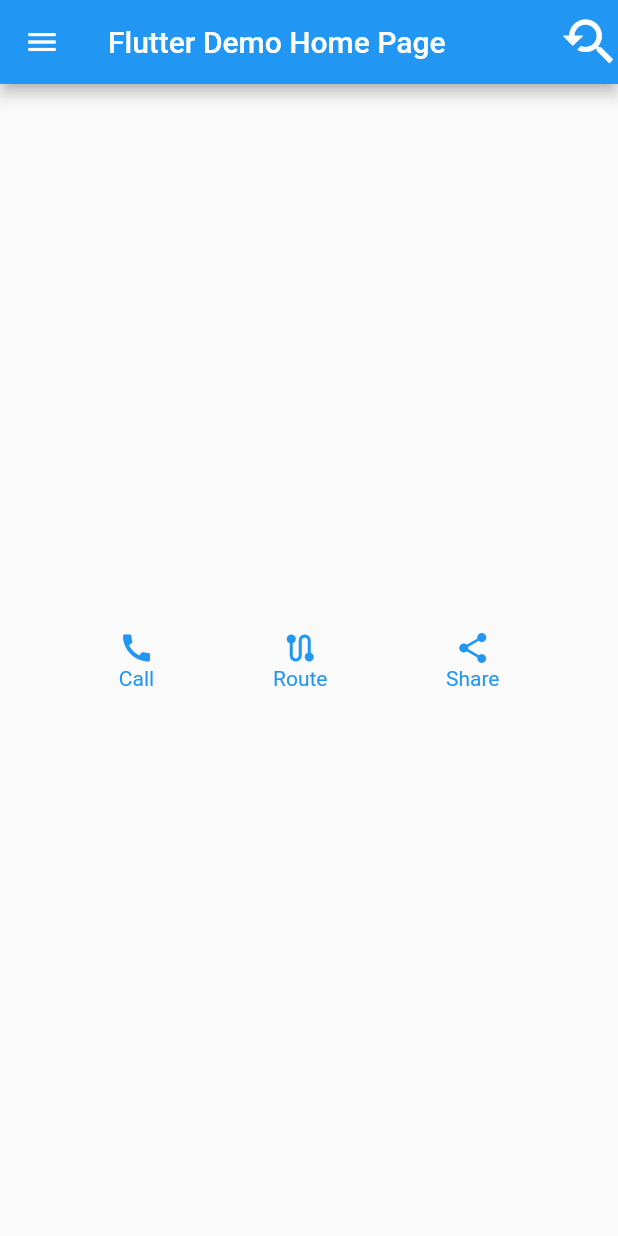
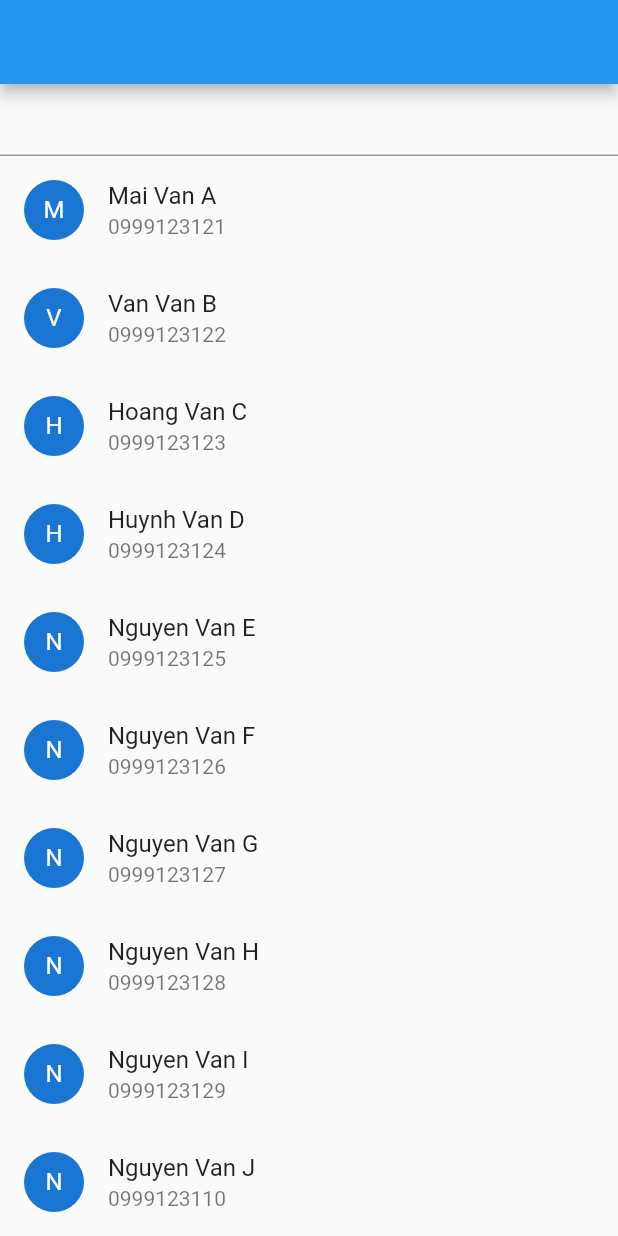
Before and after one commit to bubupro9x/flutter_lab_vcb, a Flutter app: the screen it shows after launch, on a phone screen of 412 x 824 dp. Run offline on Flutter 3.47's test engine with Material 2 defaults, Android fonts, the phone set to English and light mode, and no system bars.

```diff
--- /dev/null
+++ b/lab3/lib/example_listile.dart
@@ -0,0 +1,94 @@
+import 'dart:async';
+
+import 'package:flutter/material.dart';
+
+class ContactExample extends StatefulWidget {
+  const ContactExample({Key? key}) : super(key: key);
+
+  @override
+  _ContactExampleState createState() => _ContactExampleState();
+}
+
+class _ContactExampleState extends State<ContactExample> {
+  List<Contact> get _listContact => [
+        Contact(name: 'Mai Van A', phone: '0999123121'),
+        Contact(name: 'Van Van B', phone: '0999123122'),
+        Contact(name: 'Hoang Van C', phone: '0999123123'),
+        Contact(name: 'Huynh Van D', phone: '0999123124'),
+        Contact(name: 'Nguyen Van E', phone: '0999123125'),
+        Contact(name: 'Nguyen Van F', phone: '0999123126'),
+        Contact(name: 'Nguyen Van G', phone: '0999123127'),
+        Contact(name: 'Nguyen Van H', phone: '0999123128'),
+        Contact(name: 'Nguyen Van I', phone: '0999123129'),
+        Contact(name: 'Nguyen Van J', phone: '0999123110'),
+        Contact(name: 'Nguyen Van K', phone: '0999123111'),
+        Contact(name: 'Nguyen Van L', phone: '09991231123'),
+      ];
+  late List<Contact> _tempContacts;
+  final _debouncer = Debouncer(milliseconds: 500);
+
+  @override
+  void initState() {
+    _tempContacts = List.from(_listContact);
+    super.initState();
+  }
+
+  @override
+  Widget build(BuildContext context) {
+    return Scaffold(
+      appBar: AppBar(),
+      body: Column(
+        children: [
+          TextField(
+            onChanged: (value) {
+              _debouncer.run(() {
+                _tempContacts = _listContact
+                    .where((element) => element.name
+                        .toUpperCase()
+                        .contains(value.toUpperCase()))
+                    .toList();
+                setState(() {});
+              });
+            },
+          ),
+          Expanded(
+            child: ListView.builder(
+              itemBuilder: (BuildContext context, int index) {
+                return buildItem(contact: _tempContacts[index]);
+              },
+              itemCount: _tempContacts.length,
+            ),
+          ),
+        ],
+      ),
+    );
+  }
+
+  Widget buildItem({required Contact contact}) {
+    return ListTile(
+        subtitle: Text(contact.phone),
+        title: Text(contact.name),
+        leading: CircleAvatar(
+          child: Text(contact.name.substring(0, 1)),
+        ));
+  }
+}
+
+class Contact {
+  final String name;
+  final String phone;
+
+  Contact({required this.name, required this.phone});
+}
+
+class Debouncer {
+  final int milliseconds;
+  Timer? _timer;
+
+  Debouncer({required this.milliseconds});
+
+  run(VoidCallback action) {
+    _timer?.cancel();
+    _timer = Timer(Duration(milliseconds: milliseconds), action);
+  }
+}
--- a/lab3/lib/main.dart
+++ b/lab3/lib/main.dart
@@ -1,4 +1,6 @@
 import 'package:flutter/material.dart';
+
+import 'example_listile.dart';
 
 void main() {
   runApp(const MyApp());
@@ -15,8 +17,9 @@ class MyApp extends StatelessWidget {
         theme: ThemeData(
           primarySwatch: Colors.blue,
         ),
-      home: const MyHomePage(title: 'Flutter Demo Home Page'),
-    );
+        home:
+            // const MyHomePage(title: 'Flutter Demo Home Page'),
+            const ContactExample());
   }
 }
 
@@ -30,50 +33,10 @@ class MyHomePage extends StatefulWidget {
 }
 
 class _MyHomePageState extends State<MyHomePage> {
-  int _counter = 0;
-
-  void _incrementCounter() {
-    setState(() {
-      _counter++;
-    });
-  }
-
-  @override
-  Widget build(BuildContext context) {
-    return Scaffold(
-        drawer: Container(
+  final List<Widget> _list = [
+    Container(
       color: Colors.red,
-            child: Text(
-              'Drawer',
-              style: TextStyle(fontSize: 100),
-            )),
-        appBar: AppBar(
-          title: Text(widget.title),
-          actions: const [
-            Icon(
-              Icons.youtube_searched_for,
-              size: 40,
-            )
-          ],
-        ),
-        body: Center(
-          child: Row(
-            mainAxisAlignment: MainAxisAlignment.spaceEvenly,
-            children: [
-              Column(
-                mainAxisAlignment: MainAxisAlignment.center,
-                children: const [
-                  Icon(
-                    Icons.call,
-                    color: Colors.blue,
-                  ),
-                  Text(
-                    'Call',
-                    style: TextStyle(color: Colors.blue),
-                  ),
-                ],
-              ),
-              Column(
+      child: Column(
         mainAxisAlignment: MainAxisAlignment.center,
         children: const [
           Icon(
@@ -85,6 +48,7 @@ class _MyHomePageState extends State<MyHomePage> {
             style: TextStyle(color: Colors.blue),
           ),
         ],
+      ),
     ),
     Column(
       mainAxisAlignment: MainAxisAlignment.center,
@@ -99,10 +63,59 @@ class _MyHomePageState extends State<MyHomePage> {
         ),
       ],
     )
+  ];
+
+  Widget buildImage(String url, {BuildContext? context}) {
+    return Expanded(
+      child: Tooltip(
+        message: url,
+        child: Padding(
+          padding: const EdgeInsets.all(8.0),
+          child: Container(
+            decoration: BoxDecoration(
+                borderRadius: BorderRadius.circular(8),
+                border: Border.all(color: Colors.black, width: 10)),
+            child: Image.network(
+              url,
+              fit: BoxFit.cover,
+              height: 180,
+            ),
+          ),
+        ),
+      ),
+    );
+  }
+
+  @override
+  Widget build(BuildContext context) {
+    return Scaffold(
+        appBar: AppBar(),
+        body: Center(
+          child: Container(
+            color: Colors.grey.shade400,
+            child: Column(
+              mainAxisSize: MainAxisSize.min,
+              children: [
+                Row(
+                  children: [
+                    buildImage(
+                      'https://wallpaperboat.com/wp-content/uploads/2021/09/29/79083/demon-slayer-29.jpg',
+                    ),
+                    buildImage(
+                        'https://i.pinimg.com/474x/27/0f/b2/270fb203615e41fab2ec1743b7800a6c.jpg')
                   ],
                 ),
+                Row(
+                  children: [
+                    buildImage(
+                        'https://i.pinimg.com/474x/27/0f/b2/270fb203615e41fab2ec1743b7800a6c.jpg'),
+                    buildImage(
+                        'https://wallpaperboat.com/wp-content/uploads/2021/09/29/79083/demon-slayer-29.jpg'),
+                  ],
                 )
-        // This trailing comma makes auto-formatting nicer for build methods.
-        );
+              ],
+            ),
+          ),
+        ));
   }
 }
```
Lines whose indentation alone changed are shown as unchanged.
